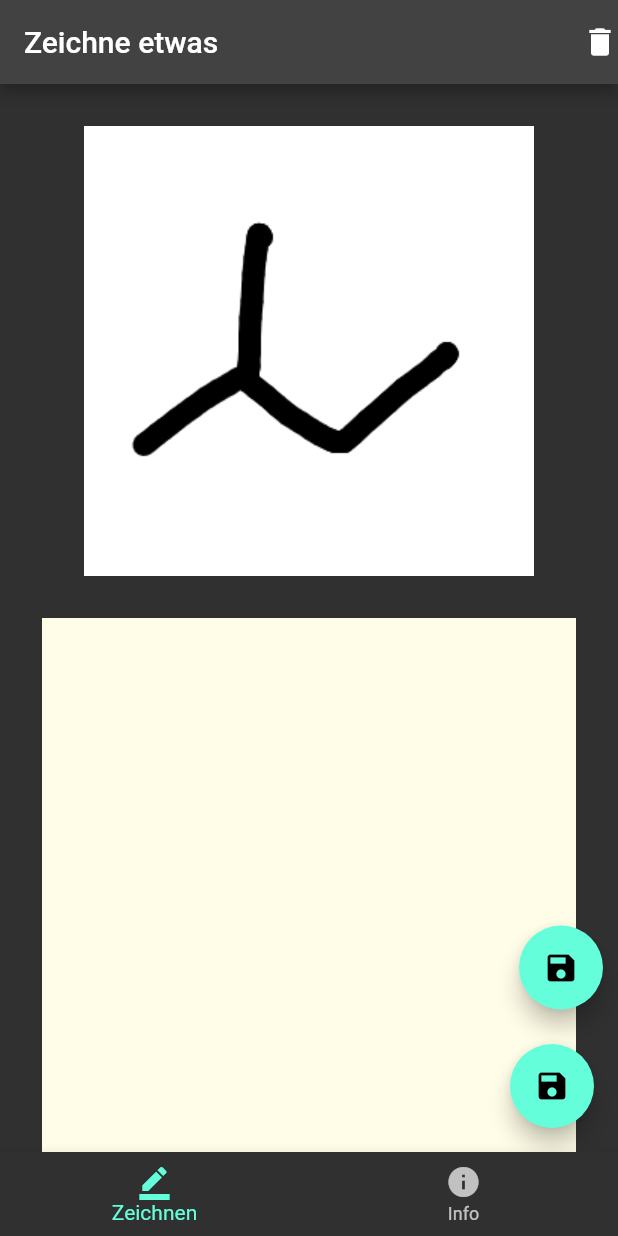
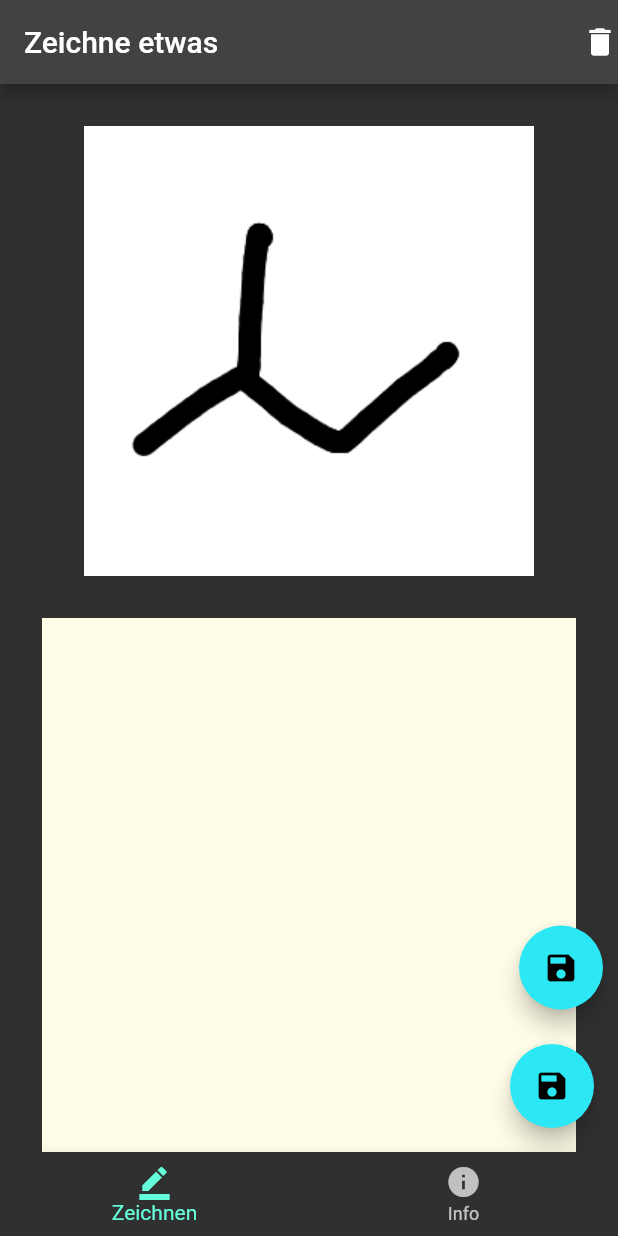
Before and after one commit to SirSimon04/DeepChemistryApp, a Flutter app: the screen it shows after launch, on a phone screen of 412 x 824 dp. Run offline on Flutter 3.47's test engine with Material 2 defaults, Android fonts, the phone set to English and light mode, and no system bars; drawn by our look-alikes of flutter_platform_widgets, screenshot; our stand-ins replace image_gallery_saver.

Commit message:
Fixed typo, new screens, now working, add primary color to fit app icon

```diff
--- a/lib/main.dart
+++ b/lib/main.dart
@@ -19,13 +19,16 @@ class App extends StatelessWidget {
       cupertino: (_, __) => const CupertinoApp(
         title: "DeepChemistry",
         debugShowCheckedModeBanner: false,
-        theme: CupertinoThemeData(brightness: Brightness.dark),
+        theme: CupertinoThemeData(
+          brightness: Brightness.dark,
+          primaryColor: Color(0xFF2CE8F5),
+        ),
         home: MyApp(),
       ),
       material: (_, __) => MaterialApp(
         title: "DeepChemistry",
         debugShowCheckedModeBanner: false,
-        theme: ThemeData.dark(),
+        theme: ThemeData.dark().copyWith(primaryColor: const Color(0xFF2CE8F5)),
         home: const MyApp(),
       ),
     );
--- a/lib/screens/drawing_screen/drawing_screen.dart
+++ b/lib/screens/drawing_screen/drawing_screen.dart
@@ -84,6 +84,7 @@ class _DrawingScreenState extends State<DrawingScreen> {
       ),
       material: (_, __) => MaterialScaffoldData(
         floatingActionButton: FloatingActionButton(
+          backgroundColor: const Color(0xFF2CE8F5),
           child: const Icon(Icons.save),
           onPressed: () async {
             setState(() {
@@ -126,6 +127,7 @@ class _DrawingScreenState extends State<DrawingScreen> {
             bottom: 95,
             right: 10,
             child: FloatingActionButton(
+              backgroundColor: const Color(0xFF2CE8F5),
               onPressed: () async {
                 setState(() {
                   _isLoading = true;
--- a/lib/screens/info_screen/info_screen.dart
+++ b/lib/screens/info_screen/info_screen.dart
@@ -33,7 +33,7 @@ class _InfoScreenState extends State<InfoScreen> {
           Padding(
             padding: const EdgeInsets.all(8.0),
             child: Text(
-              "Bei DeepChemistry handelt es sich um ein Projekt zur Erkennung handschriftlicher Strukturformeln mithilfe künstlicher Intelligenz.\n\n\nIn dieser Phase des Projektes geht es ersteinmal darum, genügend dieser Strukturfomeln zu sammeln, um damit eine erste künstliche Intelligenz trainiern zu können.\n\n\nWenn dieses Ziel erreicht ist, kann die KI trainiert und verbessert werden. Außerdem ist ein Programm geplant, mit dem die Zeichnungen gescannt werden können und zur weiteren Benutzung und Analyse zur Verfügung stehen.",
+              "Bei DeepChemistry handelt es sich um ein Projekt zur Erkennung handschriftlicher Strukturformeln mithilfe künstlicher Intelligenz.\n\n\nIn dieser Phase des Projektes geht es erst einmal darum, genügend dieser Strukturfomeln zu sammeln, um damit eine erste künstliche Intelligenz trainieren zu können.\n\n\nWenn dieses Ziel erreicht ist, kann die KI trainiert und verbessert werden. Außerdem ist ein Programm geplant, mit dem die Zeichnungen gescannt werden können und zur weiteren Benutzung und Analyse zur Verfügung stehen.",
               style: Theme.of(context)
                   .textTheme
                   .bodyMedium!
```
Also changed, not shown: 8 other files.
